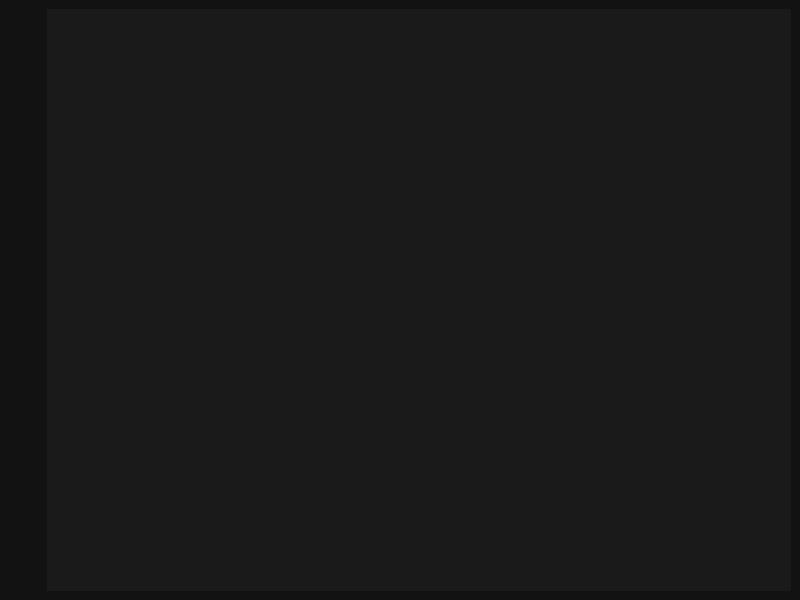
JaymanR/pi-dash, file desktop-client/mainwindow.ui: the form before one commit.
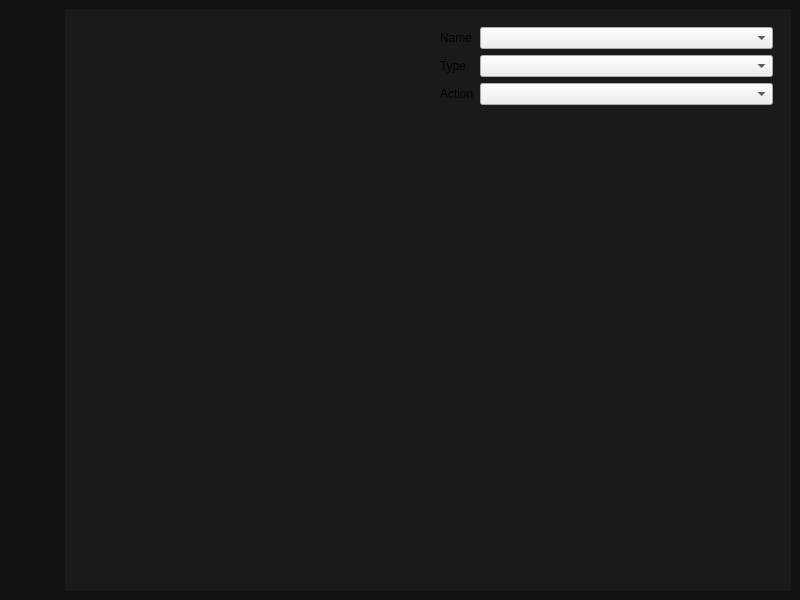
The form after the commit. Icons and pictures are not drawn.

```diff
--- a/desktop-client/mainwindow.ui
+++ b/desktop-client/mainwindow.ui
@@ -34,9 +34,10 @@
    </property>
    <layout class="QHBoxLayout" name="horizontalLayout">
     <item>
-     <layout class="QVBoxLayout" name="leftMenu">
+     <widget class="QWidget" name="leftMenu" native="true">
+      <layout class="QVBoxLayout" name="verticalLayout">
       <item>
-       <widget class="QPushButton" name="buttons">
+        <widget class="QPushButton" name="editorButton">
         <property name="text">
          <string/>
         </property>
@@ -46,8 +47,8 @@
         </property>
         <property name="iconSize">
          <size>
-          <width>24</width>
-          <height>24</height>
+           <width>32</width>
+           <height>32</height>
          </size>
         </property>
        </widget>
@@ -65,41 +66,60 @@
         </property>
        </spacer>
       </item>
-      <item>
-       <widget class="QPushButton" name="settings">
-        <property name="text">
-         <string/>
-        </property>
-        <property name="icon">
-         <iconset resource="resources.qrc">
-          <normaloff>:/icons/icons/settings.svg</normaloff>:/icons/icons/settings.svg</iconset>
-        </property>
-        <property name="iconSize">
-         <size>
-          <width>24</width>
-          <height>24</height>
-         </size>
-        </property>
-       </widget>
-      </item>
-     </layout>
+      </layout>
+     </widget>
     </item>
     <item>
-     <widget class="QWidget" name="mainBody" native="true">
+     <widget class="QStackedWidget" name="mainBody">
+      <property name="currentIndex">
+       <number>0</number>
+      </property>
+      <widget class="QWidget" name="buttonEditor">
       <layout class="QHBoxLayout" name="horizontalLayout_2">
        <item>
-        <widget class="QStackedWidget" name="stackedWidget">
-         <widget class="QWidget" name="buttonsPage">
-          <layout class="QHBoxLayout" name="horizontalLayout_4">
+         <widget class="QWidget" name="buttonContainer" native="true"/>
+        </item>
            <item>
-            <layout class="QHBoxLayout" name="container"/>
+         <widget class="QWidget" name="buttonToolbar" native="true">
+          <layout class="QFormLayout" name="formLayout_2">
+           <item row="0" column="0">
+            <widget class="QLabel" name="name">
+             <property name="text">
+              <string>Name</string>
+             </property>
+            </widget>
            </item>
-          </layout>
-         </widget>
-         <widget class="QWidget" name="settingsPage"/>
-        </widget>
-       </item>
-      </layout>
+           <item row="1" column="0">
+            <widget class="QLabel" name="type">
+             <property name="text">
+              <string>Type</string>
+             </property>
+            </widget>
+           </item>
+           <item row="2" column="0">
+            <widget class="QLabel" name="action">
+             <property name="text">
+              <string>Action</string>
+             </property>
+            </widget>
+           </item>
+           <item row="0" column="1">
+            <widget class="QComboBox" name="comboBox"/>
+           </item>
+           <item row="1" column="1">
+            <widget class="QComboBox" name="comboBox_2"/>
+           </item>
+           <item row="2" column="1">
+            <widget class="QComboBox" name="comboBox_3"/>
+           </item>
+          </layout>
+         </widget>
+        </item>
+       </layout>
+      </widget>
+      <widget class="QWidget" name="settings">
+       <layout class="QFormLayout" name="formLayout"/>
+      </widget>
      </widget>
     </item>
    </layout>
```
Lines whose indentation alone changed are shown as unchanged.
